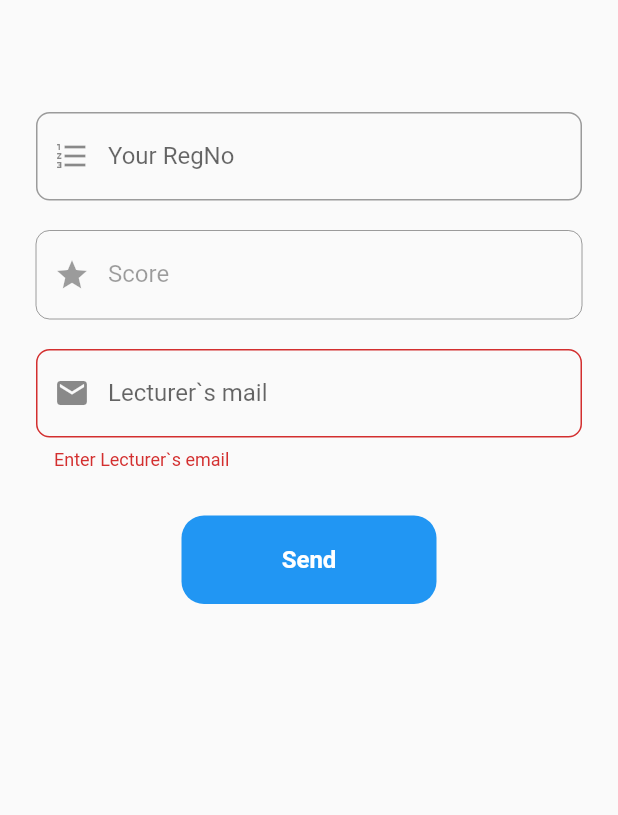
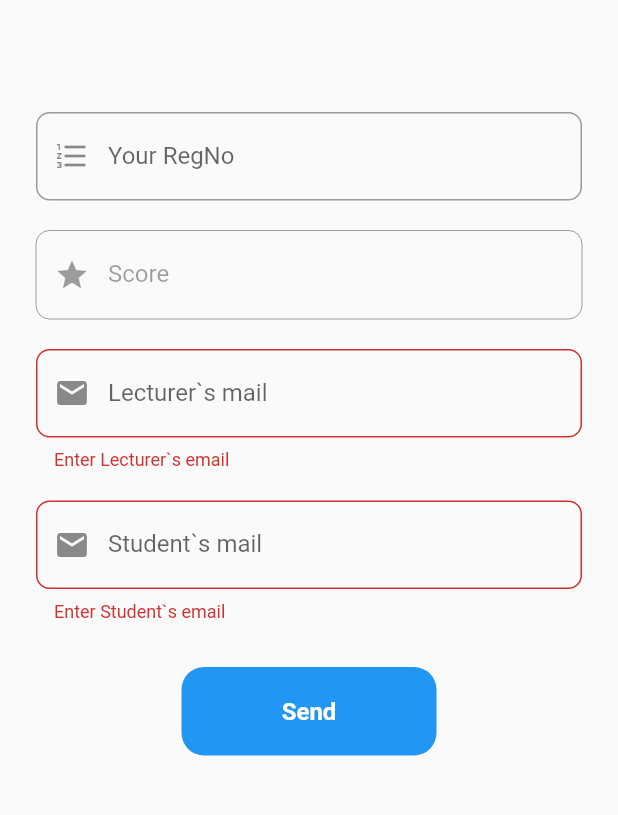
Before and after one commit to JideijeEmeka/quizmaker, a Flutter app: the MailQuiz screen opened directly, after a tap on "Send", on a phone screen of 412 x 824 dp, the part 62-877 px from its top. Run offline on Flutter 3.47's test engine with Material 2 defaults, Android fonts, the phone set to English and light mode, and no system bars; our stand-ins replace cloud_firestore, firebase_auth, firebase_core, random_string, shared_preferences; accounts and stored records are empty.

Commit message:
added students recipient mail

```diff
--- a/lib/views/MailQuiz.dart
+++ b/lib/views/MailQuiz.dart
@@ -1,5 +1,4 @@
 import 'package:flutter/material.dart';
-import 'package:flutter_email_sender/flutter_email_sender.dart';
 import 'package:quiz_maker/widgets/widgets.dart';
 
 class MailQuiz extends StatefulWidget {
@@ -46,11 +45,7 @@ class _MailQuizState extends State<MailQuiz> {
                 child: Column(
                   children: [
                     SizedBox(height: 60),
-                    GestureDetector(
-                      onTap: () {
-                        FocusScope.of(context).unfocus();
-                      },
-                      child: TextFormField(
+                    TextFormField(
                         decoration: InputDecoration(
                           prefixIcon: Icon(Icons.format_list_numbered),
                           border: OutlineInputBorder(
@@ -60,7 +55,6 @@ class _MailQuizState extends State<MailQuiz> {
                           // enabled: false,
                         ),
                       ),
-                    ),
                     SizedBox(height: 20),
                     TextFormField(
                       decoration: InputDecoration(
@@ -88,6 +82,28 @@ class _MailQuizState extends State<MailQuiz> {
                           borderRadius: BorderRadius.circular(9),
                         ),
                         labelText: "Lecturer`s mail",
+                        enabled: true,
+                      ),
+                      onChanged: (val) {
+                        email = val;
+                      },
+                    ),
+                    SizedBox(height: 20),
+                    TextFormField(
+                      validator: (val) {
+                        if (val.isEmpty) {
+                          return "Enter Student`s email";
+                        } else if (!val.contains("@")) {
+                          return "Enter a valid email";
+                        }
+                        return null;
+                      },
+                      decoration: InputDecoration(
+                        prefixIcon: Icon(Icons.email),
+                        border: OutlineInputBorder(
+                          borderRadius: BorderRadius.circular(9),
+                        ),
+                        labelText: "Student`s mail",
                         enabled: true,
                       ),
                       onChanged: (val) {
--- a/pubspec.yaml
+++ b/pubspec.yaml
@@ -25,12 +25,12 @@ dependencies:
     sdk: flutter
   cached_network_image: ^3.0.0
   cloud_firestore: ^2.0.0
-  firebase_auth: ^1.1.2
+  firebase_auth: ^2.0.0
   provider: ^5.0.0
   shared_preferences: ^2.0.5
   random_string: ^2.1.0
   flutter_email_sender: ^5.0.0
-  # web_socket_channel: ^1.1.0
+  # web_socket_channel: ^1.1.0`
   location: ^4.3.0
 
 #dependency_overrides:
```
Also changed, not shown: pubspec.lock.
